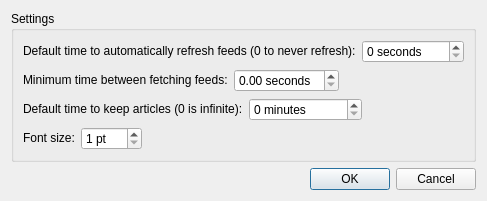
dh0001/rss-reader, file ui/settings.ui: the form before one commit.
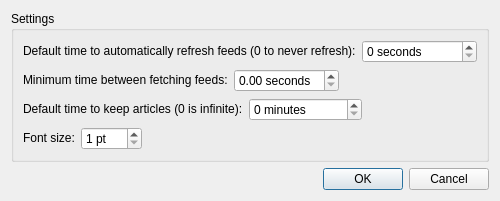
The form after the commit.

Commit message:
gui for changing feed settings, fix 0 refresh rate
#49

Diff of the .ui file:
```diff
--- a/ui/settings.ui
+++ b/ui/settings.ui
@@ -6,7 +6,7 @@
    <rect>
     <x>0</x>
     <y>0</y>
-    <width>447</width>
+    <width>477</width>
     <height>186</height>
    </rect>
   </property>
@@ -59,7 +59,7 @@
            <number>0</number>
           </property>
           <property name="maximum">
-           <number>1000</number>
+           <number>99999999</number>
           </property>
           <property name="value">
            <number>0</number>
```
Left out of the diff: 3 changed lines with no effect on the pictures. The commit also changes 5 other files.
